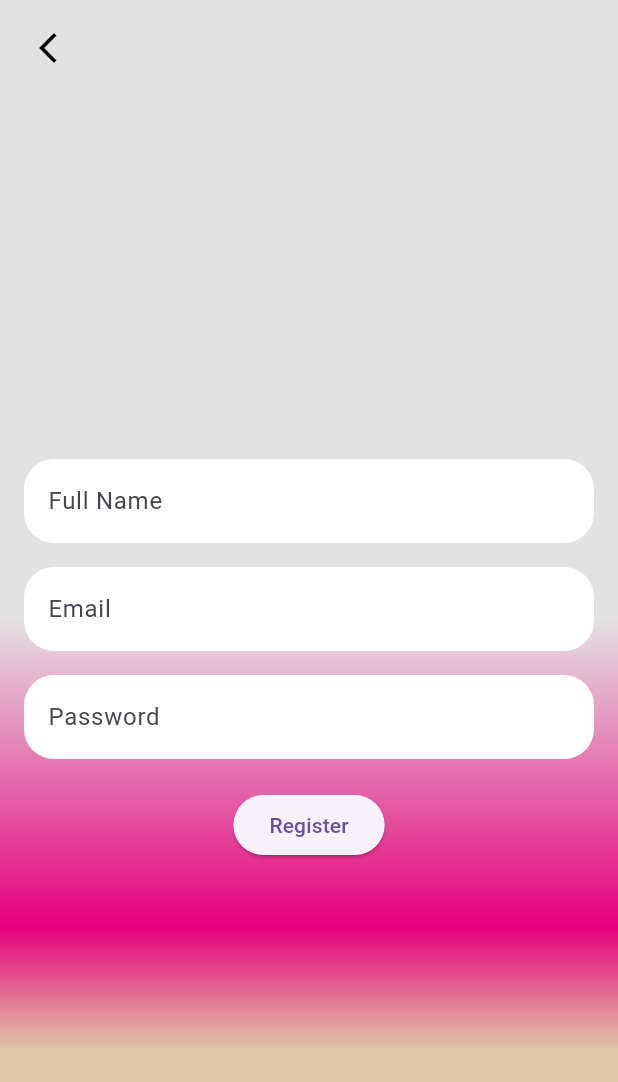
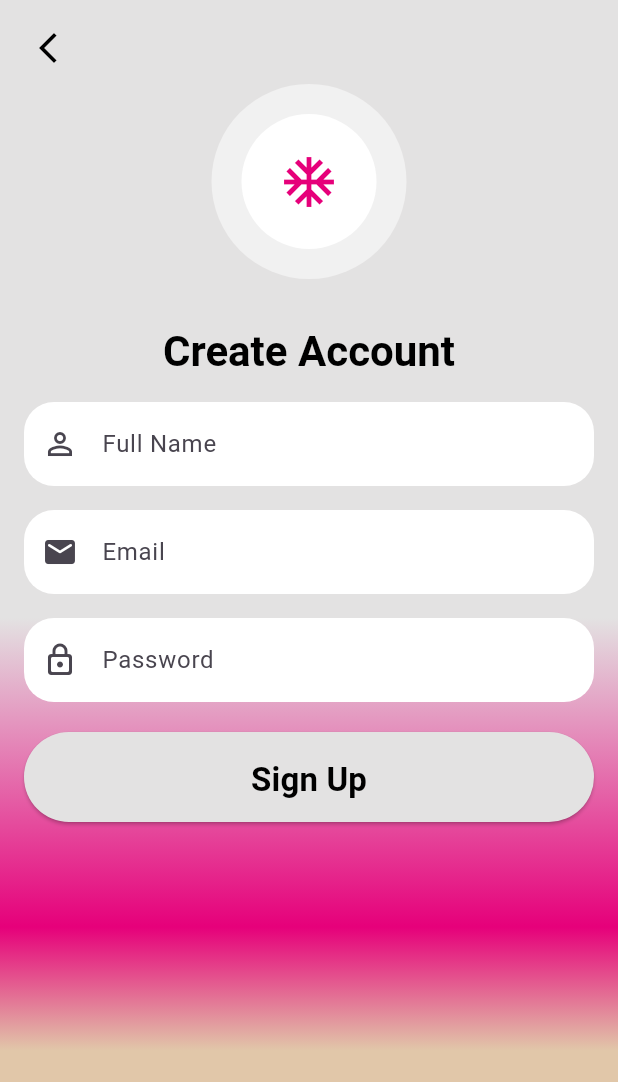
Before and after one commit to sc16141/chatting_app-guftgu-, a Flutter app: the screen it shows after launch, after a tap on "Register", on a phone screen of 412 x 824 dp. Shown: the top 1082 px of the screen. Run offline on Flutter 3.47's test engine with Material 3 defaults, Android fonts, the phone set to English and light mode, and no system bars; our stand-ins replace cloud_firestore, equatable, firebase_auth, firebase_core, flutter_bloc, go_router; accounts and stored records are empty.

Commit message:
updated register screen

```diff
--- a/lib/screens/register/register_screen.dart
+++ b/lib/screens/register/register_screen.dart
@@ -1,12 +1,13 @@
 import 'package:flutter/material.dart';
 import 'package:flutter_bloc/flutter_bloc.dart';
 import 'package:go_router/go_router.dart';
+import 'package:prajna_ai/screens/register/widgets/register_form.dart';
+import 'package:prajna_ai/welcome/widgets/logo_Prajana.dart';
 
 import '../../app_routes/app_routes.dart';
 import 'auth_firebase/firebase_auth.dart';
 import 'auth_firebase/sing_up_bloc.dart';
-import 'auth_firebase/sing_up_event.dart';
-import 'auth_firebase/sing_up_state.dart';
+
 
 class RegisterScreen extends StatelessWidget {
   const RegisterScreen({super.key});
@@ -41,7 +42,19 @@ class RegisterScreen extends StatelessWidget {
                   ),
                 ),
               ),
-
+                 Center(child: LogoPrajana()),
+              Padding(
+                padding: const EdgeInsets.only(top: 30),
+                child: Center(
+                  child: Text(
+                    'Create Account',
+                    style: Theme.of(context).textTheme.headlineMedium?.copyWith(
+                          fontWeight: FontWeight.bold,
+                          color: Colors.black,
+                        ),
+                  ),
+                ),
+              ),
               Expanded(
                 child: RepositoryProvider(
                   create: (context) => AuthRepository(),
@@ -62,131 +75,3 @@ class RegisterScreen extends StatelessWidget {
     );
   }
 }
-
-class RegisterForm extends StatefulWidget {
-  const RegisterForm({super.key});
-
-  @override
-  State<RegisterForm> createState() => _RegisterFormState();
-}
-
-class _RegisterFormState extends State<RegisterForm> {
-  final _formKey = GlobalKey<FormState>();
-  final _nameController = TextEditingController();
-  final _emailController = TextEditingController();
-  final _passwordController = TextEditingController();
-
-  @override
-  void dispose() {
-    _nameController.dispose();
-    _emailController.dispose();
-    _passwordController.dispose();
-    super.dispose();
-  }
-
-  void _onRegisterButtonPressed() {
-    if (_formKey.currentState!.validate()) {
-      context.read<SignUpBloc>().add(
-        SignUpButtonPressed(
-          email: _emailController.text,
-          password: _passwordController.text,
-          fullName: _nameController.text,
-        ),
-      );
-    }
-  }
-
-  @override
-  Widget build(BuildContext context) {
-    return BlocListener<SignUpBloc, SignUpState>(
-      listener: (context, state) {
-        if (state is SignUpFailure) {
-          ScaffoldMessenger.of(context).showSnackBar(
-            SnackBar(
-              content: Text(state.error.replaceFirst('Exception: ', '')),
-            ),
-          );
-        }
-        if (state is SignUpSuccess) {
-          ScaffoldMessenger.of(context).showSnackBar(
-            const SnackBar(content: Text('Registration Successful!')),
-          );
-        }
-      },
-      child: Padding(
-        padding: const EdgeInsets.all(16.0),
-        child: Form(
-          key: _formKey,
-          child: Column(
-            mainAxisAlignment: MainAxisAlignment.center,
-            children: [
-              TextFormField(
-                controller: _nameController,
-                decoration: const InputDecoration(
-                  fillColor: Colors.white,
-                  filled: true,
-                  border: OutlineInputBorder(
-                    borderRadius: BorderRadius.all(Radius.circular(20)),
-                    borderSide: BorderSide.none,
-                  ),
-                  // border: OutlineInputBorder(
-                  //   borderRadius: BorderRadius.all(Radius.circular(12)),
-                  // ),
-                  labelText: 'Full Name',
-                ),
-                validator: (value) =>
-                    value!.isEmpty ? 'Please enter your name' : null,
-              ),
-              const SizedBox(height: 16),
-              TextFormField(
-                controller: _emailController,
-
-                decoration: const InputDecoration(
-                  fillColor: Colors.white,
-                  filled: true,
-                  border: OutlineInputBorder(
-                    borderRadius: BorderRadius.all(Radius.circular(20)),
-                    borderSide: BorderSide.none,
-                  ),
-                  labelText: 'Email',
-                ),
-                validator: (value) =>
-                    value!.isEmpty ? 'Please enter your email' : null,
-              ),
-              const SizedBox(height: 16),
-
-              TextFormField(
-                controller: _passwordController,
-
-                decoration: const InputDecoration(
-                  filled: true,
-                  fillColor: Colors.white,
-                  border: OutlineInputBorder(
-                    borderSide: BorderSide.none,
-                    borderRadius: BorderRadius.all(Radius.circular(20)),
-                  ),
-                  labelText: 'Password',
-                ),
-                obscureText: true,
-                validator: (value) => value!.length < 6
-                    ? 'Password must be at least 6 characters'
-                    : null,
-              ),
-              const SizedBox(height: 20),
-              BlocBuilder<SignUpBloc, SignUpState>(
-                builder: (context, state) {
-                  return state is SignUpLoading
-                      ? const CircularProgressIndicator()
-                      : ElevatedButton(
-                          onPressed: _onRegisterButtonPressed,
-                          child: const Text('Register'),
-                        );
-                },
-              ),
-            ],
-          ),
-        ),
-      ),
-    );
-  }
-}
--- /dev/null
+++ b/lib/screens/register/widgets/register_form.dart
@@ -0,0 +1,154 @@
+
+import 'package:flutter/material.dart';
+import 'package:flutter_bloc/flutter_bloc.dart';
+
+import '../auth_firebase/sing_up_bloc.dart';
+import '../auth_firebase/sing_up_event.dart';
+import '../auth_firebase/sing_up_state.dart';
+
+class RegisterForm extends StatefulWidget {
+  const RegisterForm({super.key});
+
+  @override
+  State<RegisterForm> createState() => _RegisterFormState();
+}
+
+class _RegisterFormState extends State<RegisterForm> {
+  final _formKey = GlobalKey<FormState>();
+  final _nameController = TextEditingController();
+  final _emailController = TextEditingController();
+  final _passwordController = TextEditingController();
+
+  @override
+  void dispose() {
+    _nameController.dispose();
+    _emailController.dispose();
+    _passwordController.dispose();
+    super.dispose();
+  }
+
+  void _onRegisterButtonPressed() {
+    if (_formKey.currentState!.validate()) {
+      context.read<SignUpBloc>().add(
+        SignUpButtonPressed(
+          email: _emailController.text,
+          password: _passwordController.text,
+          fullName: _nameController.text,
+        ),
+      );
+    }
+  }
+
+  @override
+  Widget build(BuildContext context) {
+    return BlocListener<SignUpBloc, SignUpState>(
+      listener: (context, state) {
+        if (state is SignUpFailure) {
+          ScaffoldMessenger.of(context).showSnackBar(
+            SnackBar(
+              content: Text(state.error.replaceFirst('Exception: ', '')),
+            ),
+          );
+        }
+        if (state is SignUpSuccess) {
+          ScaffoldMessenger.of(context).showSnackBar(
+            const SnackBar(content: Text('Registration Successful!')),
+          );
+        }
+      },
+      child: Padding(
+        padding: const EdgeInsets.all(16.0),
+        child: Form(
+          key: _formKey,
+          child: SingleChildScrollView(
+
+            child: Column(
+              mainAxisAlignment: MainAxisAlignment.center,
+              children: [
+                TextFormField(
+                  controller: _nameController,
+                  decoration: const InputDecoration(
+                    prefixIcon: Icon(Icons.person_outline_sharp),
+                    fillColor: Colors.white,
+                    filled: true,
+                    border: OutlineInputBorder(
+                      borderRadius: BorderRadius.all(Radius.circular(20)),
+                      borderSide: BorderSide.none,
+                    ),
+                    // border: OutlineInputBorder(
+                    //   borderRadius: BorderRadius.all(Radius.circular(12)),
+                    // ),
+                    labelText: 'Full Name',
+                  ),
+                  validator: (value) =>
+                  value!.isEmpty ? 'Please enter your name' : null,
+                ),
+                const SizedBox(height: 16),
+                TextFormField(
+                  controller: _emailController,
+
+                  decoration: const InputDecoration(
+                    fillColor: Colors.white,
+                    filled: true,
+                    prefixIcon: Icon(Icons.email_rounded),
+                    border: OutlineInputBorder(
+                      borderRadius: BorderRadius.all(Radius.circular(20)),
+                      borderSide: BorderSide.none,
+                    ),
+                    labelText: 'Email',
+                  ),
+                  validator: (value) =>
+                  value!.isEmpty ? 'Please enter your email' : null,
+                ),
+                const SizedBox(height: 16),
+
+                TextFormField(
+                  controller: _passwordController,
+
+                  decoration: const InputDecoration(
+                    prefixIcon: Icon(Icons.lock_outline_rounded),
+                    filled: true,
+                    fillColor: Colors.white,
+                    border: OutlineInputBorder(
+                      borderSide: BorderSide.none,
+                      borderRadius: BorderRadius.all(Radius.circular(20)),
+                    ),
+                    labelText: 'Password',
+                  ),
+                  obscureText: true,
+
+                  validator: (value) => value!.length < 6
+                      ? 'Password must be at least 6 characters'
+                      : null,
+                ),
+                const SizedBox(height: 20),
+                BlocBuilder<SignUpBloc, SignUpState>(
+                  builder: (context, state) {
+                    return state is SignUpLoading
+                        ? const CircularProgressIndicator()
+                        : ElevatedButton(
+                      style: ElevatedButton.styleFrom(
+                        fixedSize: const Size(398, 60),
+                        backgroundColor: const Color(0xFFE3E2E2),
+                        padding: const EdgeInsets.symmetric(
+
+                            vertical: 16, horizontal: 32),
+                        shape: RoundedRectangleBorder(
+                            borderRadius: BorderRadius.circular(30)),
+
+
+                      ),
+
+                      onPressed: _onRegisterButtonPressed,
+                      child: const Text('Sign Up', style: TextStyle(color: Colors.black,fontSize: 22,fontWeight:FontWeight.bold),),
+                    );
+                  },
+                ),
+              ],
+            ),
+          ),
+        ),
+      ),
+    );
+  }
+}
--- /dev/null
+++ b/lib/welcome/widgets/logo_Prajana.dart
@@ -0,0 +1,30 @@
+import 'package:flutter/cupertino.dart';
+import 'package:flutter/material.dart';
+
+class LogoPrajana extends StatefulWidget {
+  const LogoPrajana({super.key});
+
+  @override
+  State<LogoPrajana> createState() => _LogoPrajanaState();
+}
+
+class _LogoPrajanaState extends State<LogoPrajana> {
+  @override
+  Widget build(BuildContext context) {
+    return  Container(
+      padding: const EdgeInsets.all(20),
+      decoration: BoxDecoration(
+        shape: BoxShape.circle,
+        color: Colors.white.withOpacity(0.5),
+      ),
+      child: Container(
+        padding: const EdgeInsets.all(25),
+        decoration: const BoxDecoration(
+          shape: BoxShape.circle,
+          color: Colors.white,
+        ),
+        child: const Icon(Icons.ac_unit, color: Color(0xFFE6007A), size: 40), // Placeholder icon
+      ),
+    );
+  }
+}
--- a/lib/welcome/widgets/welcome_view.dart
+++ b/lib/welcome/widgets/welcome_view.dart
@@ -1,9 +1,8 @@
 // lib/welcome/view/welcome_view.dart
 import 'package:flutter/material.dart';
 import 'package:flutter_bloc/flutter_bloc.dart';
-import 'package:go_router/go_router.dart';
 import 'package:prajna_ai/welcome/welcome_bloc/welcome_event.dart';
-import 'package:prajna_ai/welcome/welcome_bloc/welcome_state.dart';
+import 'package:prajna_ai/welcome/widgets/logo_Prajana.dart';
 
 import '../welcome_bloc/welcome_bloc.dart';
 import 'feature_card.dart';
@@ -32,22 +31,24 @@ class WelcomeView extends StatelessWidget {
               mainAxisAlignment: MainAxisAlignment.center,
               children: [
                 const Spacer(flex: 2),
+                LogoPrajana(),
                 // Logo
-                Container(
-                  padding: const EdgeInsets.all(20),
-                  decoration: BoxDecoration(
-                    shape: BoxShape.circle,
-                    color: Colors.white.withOpacity(0.5),
-                  ),
-                  child: Container(
-                    padding: const EdgeInsets.all(25),
-                    decoration: const BoxDecoration(
-                      shape: BoxShape.circle,
-                      color: Colors.white,
-                    ),
-                    child: const Icon(Icons.ac_unit, color: Color(0xFFE6007A), size: 40), // Placeholder icon
-                  ),
-                ),
+
+                // Container(
+                //   padding: const EdgeInsets.all(20),
+                //   decoration: BoxDecoration(
+                //     shape: BoxShape.circle,
+                //     color: Colors.white.withOpacity(0.5),
+                //   ),
+                //   child: Container(
+                //     padding: const EdgeInsets.all(25),
+                //     decoration: const BoxDecoration(
+                //       shape: BoxShape.circle,
+                //       color: Colors.white,
+                //     ),
+                //     child: const Icon(Icons.ac_unit, color: Color(0xFFE6007A), size: 40), // Placeholder icon
+                //   ),
+                // ),
                 const SizedBox(height: 32),
                 // Heading Text
                 const Text(
```
